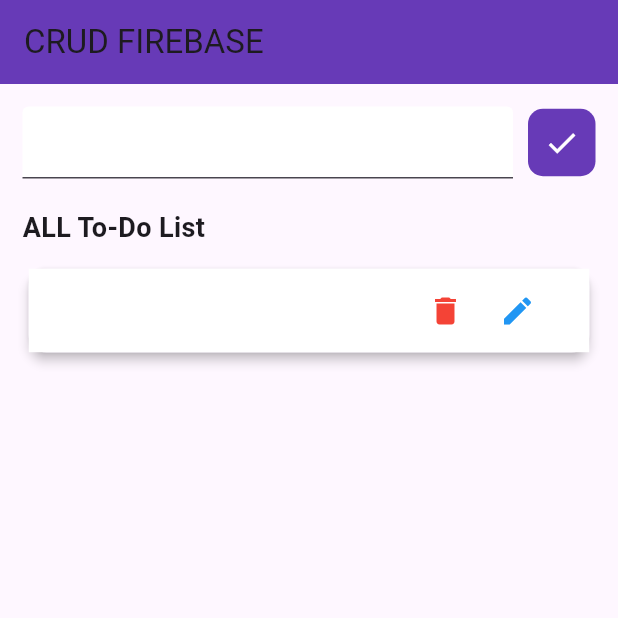
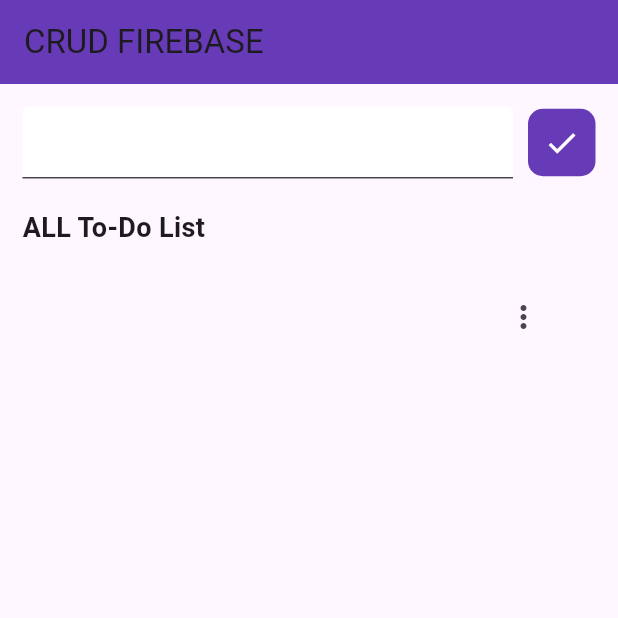
Before and after one commit to Zeyphrin/firebase_crud, a Flutter app: the screen it shows after launch, after a tap on the "done" icon, on a phone screen of 412 x 824 dp, the top half of it. Run offline on Flutter 3.47's test engine with Material 3 defaults, Android fonts, the phone set to English and light mode, and no system bars; our stand-ins replace cloud_firestore, firebase_core, get; accounts and stored records are empty.

Commit message:
tipis tipis

```diff
--- a/lib/pages/homepage.dart
+++ b/lib/pages/homepage.dart
@@ -6,7 +6,9 @@ class HomePage extends StatelessWidget {
 
   @override
   Widget build(BuildContext context) {
-    TodoController todoController = Get.put(TodoController());
+   ContactController contactController = Get.put(ContactController());
+    TextEditingController updateNameController = TextEditingController();
+    TextEditingController updateNumberController = TextEditingController();
 
     return Scaffold(
       appBar: AppBar(
@@ -22,7 +24,7 @@ class HomePage extends StatelessWidget {
               children: [
                 Expanded(
                   child: TextFormField(
-                    controller: todoController.title,
+                    controller: contactController.name,
                     decoration: const InputDecoration(
                       fillColor: Colors.white,
                       filled: true,
@@ -32,7 +34,7 @@ class HomePage extends StatelessWidget {
                 const SizedBox(width: 10),
                 InkWell(
                   onTap: () {
-                    todoController.addTodo();
+                    contactController.addContact();;
                   },
                   child: Container(
                     height: 45,
@@ -58,102 +60,74 @@ class HomePage extends StatelessWidget {
               ),
             ),
             const SizedBox(height: 10),
-            Expanded(
-              child: Obx(
-                    () => ListView(
-                  children: todoController.todoList
-                      .map(
-                        (e) => Card(
-                      elevation: 3,
-                      child: ListTile(
-                        tileColor: Colors.white,
-                        onTap: () {},
-                        title: Text(
-                          e.title??"",
-                          style: TextStyle(
-                            fontWeight: FontWeight.bold,
+           Container(
+                  height: 500.0,
+                  child: Obx(() => ListView.builder(
+                    itemCount: contactController.contactList.length,
+                    itemBuilder: (context, index) {
+                      var element = contactController.contactList[index];
+                      return ListTile(
+                        title: Text(element.name.toString()),
+                        subtitle: Text(element.number.toString()),
+                        trailing: PopupMenuButton(
+                          itemBuilder: (context) => [
+                            PopupMenuItem(
+                              child: Text("Edit"),
+                              onTap: () {
+                                updateNameController.text = element.name!;
+                                updateNumberController.text = element.number!;
+
+                                showDialog(
+                                  context: context,
+                                  builder: (BuildContext context) {
+                                    return AlertDialog(
+                                      title: Text("Edit Todo List"),
+                                      content: Column(
+                                        children: [
+                                          TextFormField(
+                                            controller: updateNameController,
+                                            decoration: InputDecoration(hintText: "Enter todo"),
                                           ),
+                                          SizedBox(height: 10),
+                                          TextFormField(
+                                            controller: updateNumberController,
+                                            decoration: InputDecoration(hintText: "Enter sub text"),
                                           ),
-                        trailing: Row(
-                          mainAxisSize: MainAxisSize.min,
-                          children: [
-                            IconButton(
+                                        ],
+                                      ),
+                                      actions: [
+                                        TextButton(
                                           onPressed: () {
-                                todoController.deleteTodo(e.id??"");
+                                            Navigator.pop(context);
                                           },
-                              icon: Icon(Icons.delete),
-                              color: Colors.red,
+                                          child: Text("Cancel"),
                                         ),
-                            IconButton(
+                                        TextButton(
                                           onPressed: () {
-                                todoController.updatedTitle.text =
-                                e.title!;
-                                Get.defaultDialog(
-                                  title: "UPDATE TODO",
-                                  content: StatefulBuilder(
-                                    builder: (BuildContext context,
-                                        StateSetter setState) {
-                                      return Container(
-                                        height: 100,
-                                        child: Row(
-                                          children: [
-                                            Expanded(
-                                              child: TextFormField(
-                                                controller:
-                                                todoController
-                                                    .updatedTitle,
-                                                decoration:
-                                                const InputDecoration(
-                                                  fillColor:
-                                                  Colors.white,
-                                                  filled: true,
+                                            contactController.updateContact(
+                                              element.id.toString(),
+                                              updateNameController.text!,
+                                              updateNumberController.text!,
+                                            );;
+                                            Navigator.pop(context);
+                                          },
+                                          child: Text("Save"),
                                         ),
+                                      ],
+                                    );
+                                  },
+                                );
+                              },
                             ),
+                            PopupMenuItem(
+                              child: Text("Delete"),
+                              onTap: () => contactController.deleteContact(element.id.toString()),
                             ),
-                                            const SizedBox(
-                                              width: 10,
-                                            ),
-                                            InkWell(
-                                              onTap: () {
-                                                todoController
-                                                    .updateTodo(e);
-                                                Get.back();
-                                              },
-                                              child: Container(
-                                                height: 45,
-                                                width: 45,
-                                                decoration:
-                                                BoxDecoration(
-                                                  color: Colors
-                                                      .deepPurple,
-                                                  borderRadius:
-                                                  BorderRadius
-                                                      .circular(10),
-                                                ),
-                                                child: const Icon(
-                                                  Icons.done,
-                                                  color: Colors.white,
-                                                ),
-                                              ),
-                                            )
                           ],
                         ),
                       );
                     },
-                                  ),
-                                );
-                              },
-                              icon: Icon(Icons.edit),
-                              color: Colors.blue,
-                            ),
-                          ],
-                        ),
-                      ),
-                    ),
-                  )
-                      .toList(),
-                ),
-              ),
+                  )),
                 ),
           ],
         ),
--- a/lib/todo_controller.dart
+++ b/lib/todo_controller.dart
@@ -2,59 +2,98 @@ import 'package:flutter/widgets.dart';
 import 'package:crud_project/todo_model.dart';
 import 'package:get/get.dart';
 import 'package:cloud_firestore/cloud_firestore.dart';
-import 'package:uuid/uuid.dart';
 
-class TodoController extends GetxController {
-  TextEditingController title = TextEditingController();
-  TextEditingController updatedTitle = TextEditingController();
+class ContactController extends GetxController{
+  TextEditingController name = TextEditingController();
+  TextEditingController number = TextEditingController();
+  final db = FirebaseFirestore.instance;
+  var contactList = RxList<ContactModel>();
+  int idNo = 0;
 
-  final uId = const Uuid();
-  final db = FirebaseFirestore.instance;
-
-  RxList<TodoModel> todoList = RxList<TodoModel>();
-
-  void OnInit() {
+  @override
+  void onInit() {
+    // TODO: implement onInit
     super.onInit();
-    getTodo();
+    getContact();
   }
 
-  Future<void> addTodo() async {
-    String id = uId.v4();
-    var newTodo = TodoModel(
-      id: id,
-      title: title.text,
-    );
-    await db.collection("todo").doc(id).set(newTodo.toJson());
-    title.clear();
-    getTodo();
-    print("Todo added to Database");
+  void deleteContact(String id) async {
+    try {
+      QuerySnapshot querySnapshot = await db.collection("contact").get();
+      for (var documentSnapshot in querySnapshot.docs) {
+        await documentSnapshot.reference.delete();
+      }
+      contactList.removeWhere((element) => element.id == id);
+      for (var contact in contactList) {
+        await db.collection("contact").add(contact.toJson());
+      }
+    }catch (e) {
+      print("error deleting contact: $e");
+    }
   }
 
-  Future<void> getTodo() async {
-    todoList.clear();
-    await db.collection("todo").get().then((allTodo) {
-      for (var todo in allTodo.docs) {
-        todoList.add(
-          TodoModel.fromJson(
-            todo.data(),
-          ),
-        );
-      }
-    });
-    print("Get Todo");
+  void addContact() async {
+    try {
+      var contact = ContactModel(
+        name: name.text,
+        number: number.text,
+        id: db.collection("contact").doc().id,
+      );
+
+      await db.collection("contact").doc(contact.id).set(contact.toJson());
+
+      printInfo(info: "Contact Added");
+      getContact();
+      name.clear();
+      number.clear();
+    } catch (e) {
+      print("Error adding contact: $e");
+    }
   }
 
-  Future<void> deleteTodo(String id) async {
-    await db.collection("todo").doc(id).delete();
-    print("Todo Deleted");
-    getTodo();
+  void getContact() async {
+    var conacts = await db.collection("contact").get();
+    contactList.clear();
+      for (var contact in conacts.docs) {
+        contactList.add(ContactModel.fromJson(contact.data(),),);
+      }
+    print("Get Contact");
   }
 
-  Future<void> updateTodo(TodoModel todo) async {
-    var updatedTodo = TodoModel(id: todo.id, title: updatedTitle.text);
-    await db.collection("todo").doc(todo.id).set(updatedTodo.toJson());
-    getTodo();
-    Get.back();
-    print("Todo Updated");
+  void updateContact(String id, String newName, String newNumber) async {
+    try {
+      var index = contactList.indexWhere((element) => element.id == id);
+
+      if (index != -1) {
+        var updatedContact = ContactModel(
+          id: id,
+          name: newName,
+          number: newNumber,
+        );
+
+        var contactDoc = await db.collection("contact").doc(id).get();
+        if (contactDoc.exists) {
+          await db.collection("contact").doc(id).update(updatedContact.toJson());
+
+          contactList[index] = updatedContact;
+
+          printInfo(info: "Kontak Diperbarui");
+          name.clear();
+          number.clear();
+        } else {
+          print("Dokumen kontak dengan ID $id tidak ditemukan di Firestore");
+        }
+      } else {
+        print("Kontak tidak ditemukan");
+      }
+    } catch (e) {
+      print("Error updating contact: $e");
+    }
   }
+
+
+
+
+
+
 }
--- a/lib/todo_model.dart
+++ b/lib/todo_model.dart
@@ -1,18 +1,21 @@
-class TodoModel {
+class ContactModel {
+  String? name;
+  String? number;
   String? id;
-  String? title;
 
-  TodoModel({this.id, this.title});
+  ContactModel({this.name, this.number,this.id});
 
-  TodoModel.fromJson(Map<String, dynamic> json) {
+  ContactModel.fromJson(Map<String, dynamic> json) {
+    name = json["name"];
+    number = json["number"];
     id = json["id"];
-    title = json["title"];
   }
 
   Map<String, dynamic> toJson() {
     final Map<String, dynamic> data = <String, dynamic>{};
+    data["name"] = name;
+    data["number"] = number;
     data["id"] = id;
-    data["title"] = title;
     return data;
   }
 }
```
Lines whose indentation alone changed are shown as unchanged.
